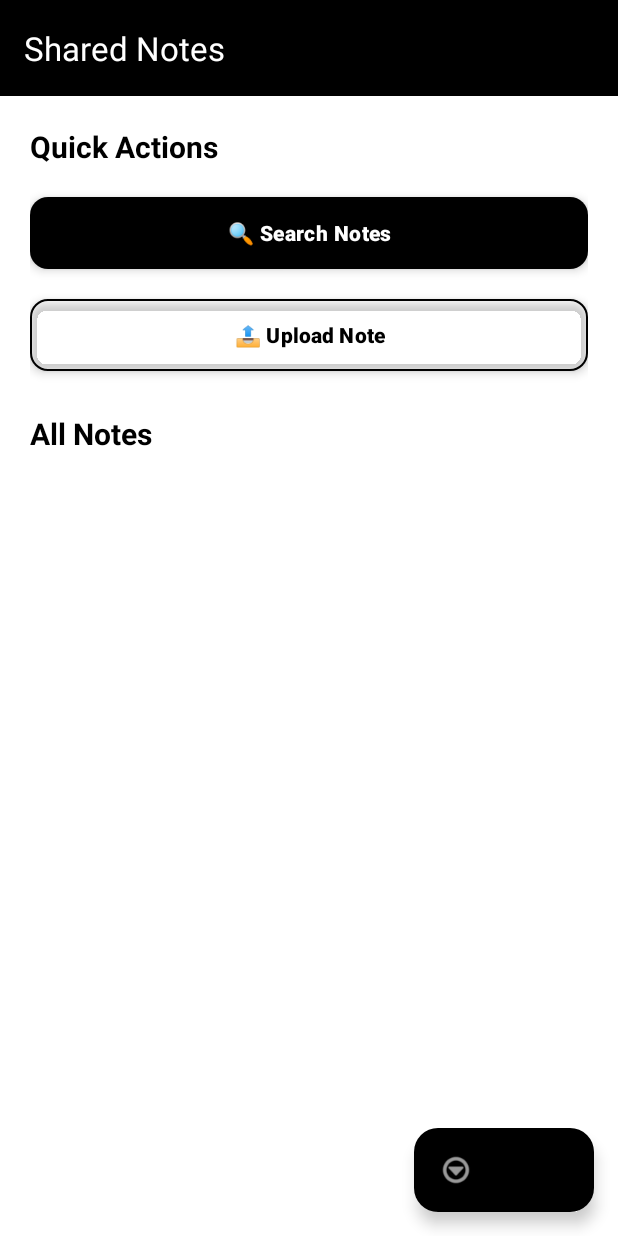
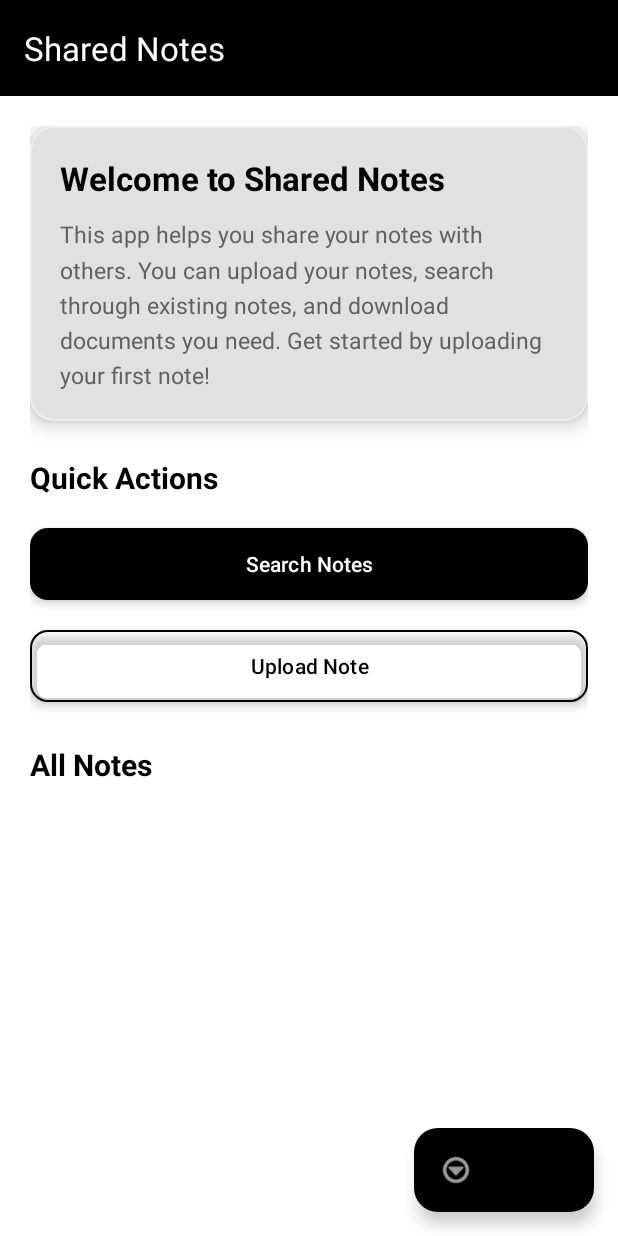
Before and after one commit to johnconnor98/notes, an Android app: the screen it shows after launch (MainActivity), on a phone screen of 412 x 824 dp. Run offline under Robolectric (Android 15) with nearby library versions, the phone set to English and light mode, and no system bars; libraries missing offline, so code that uses them is left out: io.appwrite, io.appwrite.exceptions, io.appwrite.services; pictures from the network do not load; 2 statements that could not run were skipped.

Commit message:
first commit

```diff
--- a/app/src/main/res/layout/activity_main.xml
+++ b/app/src/main/res/layout/activity_main.xml
@@ -38,6 +38,42 @@
             android:orientation="vertical"
             android:padding="20dp">
 
+            <!-- App Description -->
+            <com.google.android.material.card.MaterialCardView
+                android:layout_width="match_parent"
+                android:layout_height="wrap_content"
+                android:layout_marginBottom="24dp"
+                style="@style/Widget.Notes.Card"
+                app:strokeWidth="1dp"
+                app:strokeColor="@color/gray_200">
+
+                <LinearLayout
+                    android:layout_width="match_parent"
+                    android:layout_height="wrap_content"
+                    android:orientation="vertical"
+                    android:padding="20dp">
+
+                    <TextView
+                        android:layout_width="match_parent"
+                        android:layout_height="wrap_content"
+                        android:text="Welcome to Shared Notes"
+                        android:textColor="@color/text_primary"
+                        android:textSize="22sp"
+                        android:textStyle="bold"
+                        android:layout_marginBottom="12dp" />
+
+                    <TextView
+                        android:layout_width="match_parent"
+                        android:layout_height="wrap_content"
+                        android:text="This app helps you share your notes with others. You can upload your notes, search through existing notes, and download documents you need. Get started by uploading your first note!"
+                        android:textColor="@color/text_secondary"
+                        android:textSize="15sp"
+                        android:lineSpacingMultiplier="1.3" />
+
+                </LinearLayout>
+
+            </com.google.android.material.card.MaterialCardView>
+
             <TextView
                 android:layout_width="match_parent"
                 android:layout_height="wrap_content"
@@ -51,7 +87,7 @@
                 android:id="@+id/btnSearch"
                 android:layout_width="match_parent"
                 android:layout_height="wrap_content"
-                android:text="🔍 Search Notes"
+                android:text="Search Notes"
                 android:layout_marginBottom="12dp"
                 style="@style/Widget.Notes.Button.Primary" />
 
@@ -59,7 +95,7 @@
                 android:id="@+id/btnUpload"
                 android:layout_width="match_parent"
                 android:layout_height="wrap_content"
-                android:text="📤 Upload Note"
+                android:text="Upload Note"
                 android:layout_marginBottom="24dp"
                 style="@style/Widget.Notes.Button.Secondary" />
 
--- a/app/src/main/res/layout/dialog_search.xml
+++ b/app/src/main/res/layout/dialog_search.xml
@@ -79,7 +79,7 @@
             android:id="@+id/btnSearch"
             android:layout_width="wrap_content"
             android:layout_height="wrap_content"
-            android:text="🔍 Search"
+            android:text="Search"
             style="@style/Widget.Notes.Button.Primary" />
 
     </LinearLayout>
--- a/app/src/main/res/layout/dialog_upload.xml
+++ b/app/src/main/res/layout/dialog_upload.xml
@@ -95,7 +95,7 @@
         android:id="@+id/btnSelectFile"
         android:layout_width="match_parent"
         android:layout_height="wrap_content"
-        android:text="📄 Select File"
+        android:text="Select File"
         android:layout_marginBottom="8dp"
         style="@style/Widget.Notes.Button.Primary" />
 
@@ -103,7 +103,7 @@
         android:id="@+id/btnSelectThumbnail"
         android:layout_width="match_parent"
         android:layout_height="wrap_content"
-        android:text="🖼 Select Thumbnail (Optional)"
+        android:text="Select Thumbnail (Optional)"
         style="@style/Widget.Notes.Button.Secondary"
         android:layout_marginBottom="16dp" />
 
@@ -125,7 +125,7 @@
             android:id="@+id/btnUpload"
             android:layout_width="wrap_content"
             android:layout_height="wrap_content"
-            android:text="📤 Upload"
+            android:text="Upload"
             style="@style/Widget.Notes.Button.Primary" />
 
     </LinearLayout>
--- a/app/src/main/res/layout/item_note.xml
+++ b/app/src/main/res/layout/item_note.xml
@@ -90,7 +90,7 @@
                 android:layout_width="match_parent"
                 android:layout_height="wrap_content"
                 android:layout_marginTop="12dp"
-                android:text="⬇ Download"
+                android:text="Download"
                 style="@style/Widget.Notes.Button.Secondary" />
 
         </LinearLayout>
--- a/app/src/main/res/values/themes.xml
+++ b/app/src/main/res/values/themes.xml
@@ -17,8 +17,8 @@
 
     <!-- Enhanced Button Styles -->
     <style name="Widget.Notes.Button.Primary" parent="Widget.Material3.Button">
-        <item name="backgroundTint">@color/button_primary</item>
-        <item name="android:textColor">@color/button_primary_text</item>
+        <item name="backgroundTint">@color/black</item>
+        <item name="android:textColor">@color/white</item>
         <item name="cornerRadius">12dp</item>
         <item name="android:minHeight">56dp</item>
         <item name="android:paddingStart">24dp</item>
@@ -27,13 +27,11 @@
         <item name="android:stateListAnimator">@animator/button_elevation</item>
         <item name="rippleColor">@color/ripple_light</item>
         <item name="android:textAllCaps">false</item>
-        <item name="android:textStyle">bold</item>
-        <item name="android:letterSpacing">0.02</item>
     </style>
 
     <style name="Widget.Notes.Button.Secondary" parent="Widget.Material3.Button.OutlinedButton">
-        <item name="strokeColor">@color/button_outline</item>
-        <item name="android:textColor">@color/button_secondary_text</item>
+        <item name="strokeColor">@color/black</item>
+        <item name="android:textColor">@color/black</item>
         <item name="cornerRadius">12dp</item>
         <item name="android:minHeight">56dp</item>
         <item name="android:paddingStart">24dp</item>
@@ -42,14 +40,12 @@
         <item name="android:stateListAnimator">@animator/button_elevation</item>
         <item name="rippleColor">@color/ripple_light</item>
         <item name="android:textAllCaps">false</item>
-        <item name="android:textStyle">bold</item>
     </style>
 
     <style name="Widget.Notes.Button.Text" parent="Widget.Material3.Button.TextButton">
-        <item name="android:textColor">@color/text_primary</item>
+        <item name="android:textColor">@color/black</item>
         <item name="rippleColor">@color/ripple_light</item>
         <item name="android:textAllCaps">false</item>
-        <item name="android:textStyle">bold</item>
     </style>
 
     <!-- Card Style -->
```
